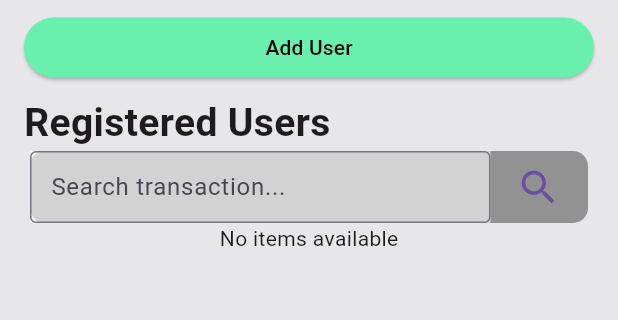
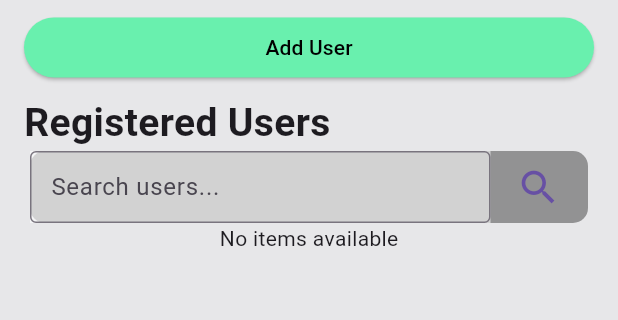
Before and after one commit to stalzkie/coffeepos, a Flutter app: the UserListScreen screen opened by its route, on a phone screen of 412 x 824 dp, the part 170-490 px from its top. Run offline on Flutter 3.47's test engine with Material 3 defaults, Android fonts, the light colour scheme and no system bars; our stand-ins replace csv, fl_chart, supabase_flutter; accounts and stored records are empty.

Commit message:
small typo fix

```diff
--- a/lib/view/admin/screens/users.dart
+++ b/lib/view/admin/screens/users.dart
@@ -1,5 +1,4 @@
 import "package:flutter/material.dart";
-import 'package:supabase_flutter/supabase_flutter.dart';
 import '../widgets/drop_down.dart';
 import '../../../data/models/user_model.dart';
 import '../../../viewmodels/user_vm.dart';
@@ -93,7 +92,7 @@ class _UserListScreenState extends State<UserListScreen> {
                       child: TextField(
                         controller: search,
                         decoration: const InputDecoration(
-                          hintText: "Search transaction...",
+                          hintText: "Search users...",
                           border: OutlineInputBorder(),
                           contentPadding: EdgeInsets.symmetric(horizontal: 10),
                         ),
```
Lines whose indentation alone changed are shown as unchanged.
